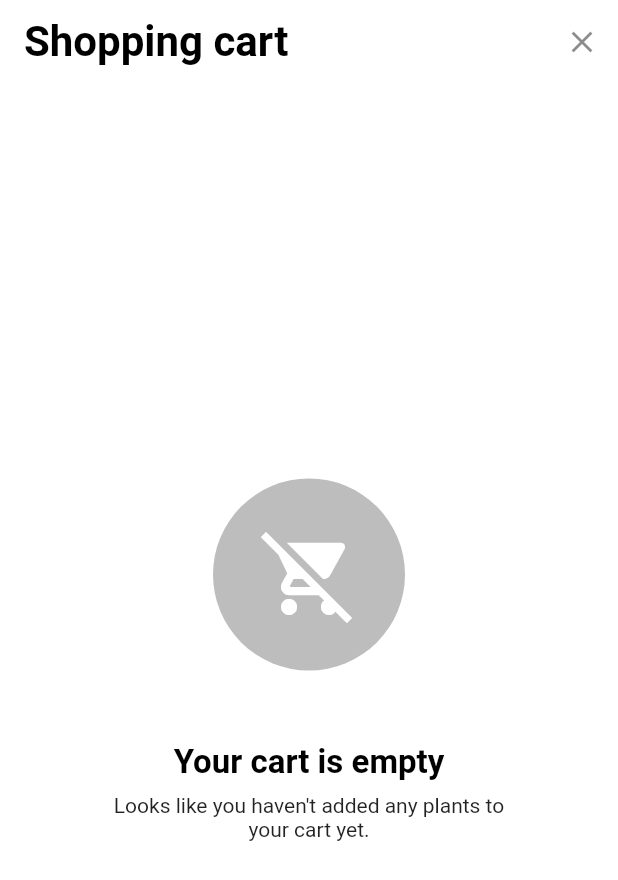
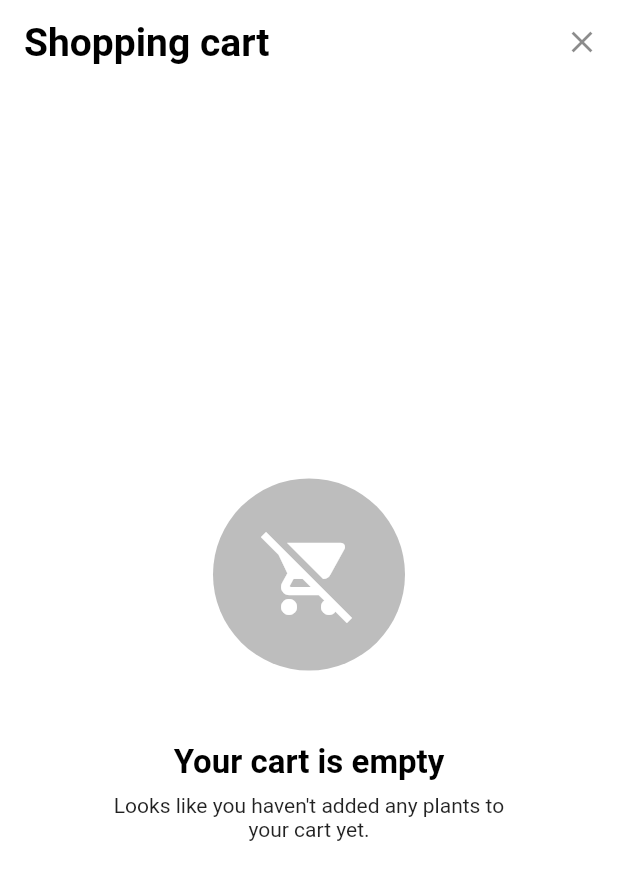
Before and after one commit to Ivaskuu/plantly, a Flutter app: the CartPage screen opened directly, on a phone screen of 412 x 824 dp. Shown: the top 880 px of the screen. Run offline on Flutter 3.47's test engine with Material 2 defaults, Android fonts, the phone set to English and light mode, and no system bars; missing offline and left inert: zoomable_image.

Commit message:
Added new Android icons and changed the title

```diff
--- a/lib/pages/cart_page/cart_page.dart
+++ b/lib/pages/cart_page/cart_page.dart
@@ -26,7 +26,7 @@ class _CartPageState extends State<CartPage>
             backgroundColor: Colors.white,
             elevation: 0.0,
             automaticallyImplyLeading: false,
-            title: new Text('Shopping cart', style: new TextStyle(color: Colors.black, fontWeight: FontWeight.w700, fontSize: 28.0)),
+            title: new Text('Shopping cart', style: new TextStyle(color: Colors.black, fontWeight: FontWeight.w700, fontSize: 26.0)),
             actions: <Widget>
             [
               new Center
@@ -74,7 +74,7 @@ class _CartPageState extends State<CartPage>
             backgroundColor: Colors.white,
             elevation: 0.0,
             automaticallyImplyLeading: false,
-            title: new Text('Shopping cart', style: new TextStyle(color: Colors.black, fontWeight: FontWeight.w700, fontSize: 28.0)),
+            title: new Text('Shopping cart', style: new TextStyle(color: Colors.black, fontWeight: FontWeight.w700, fontSize: 26.0)),
             actions: <Widget>
             [
               new Center
```
Also changed, not shown: 6 other files.
